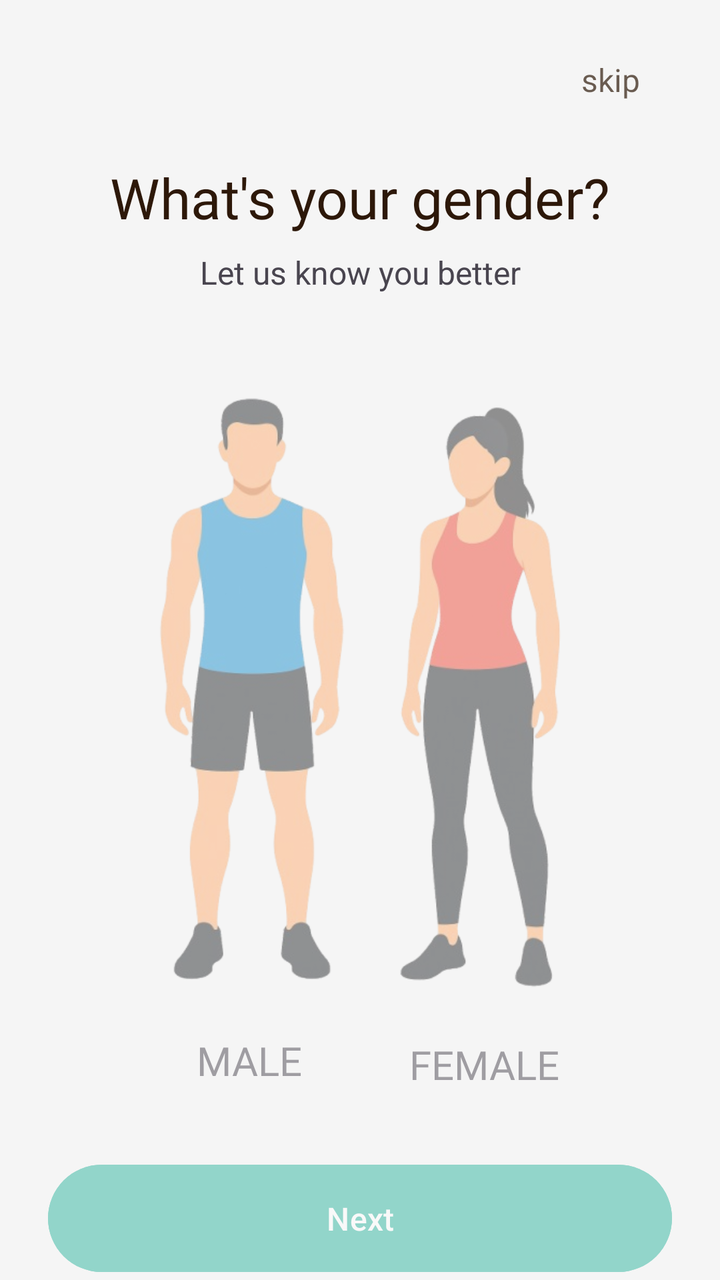
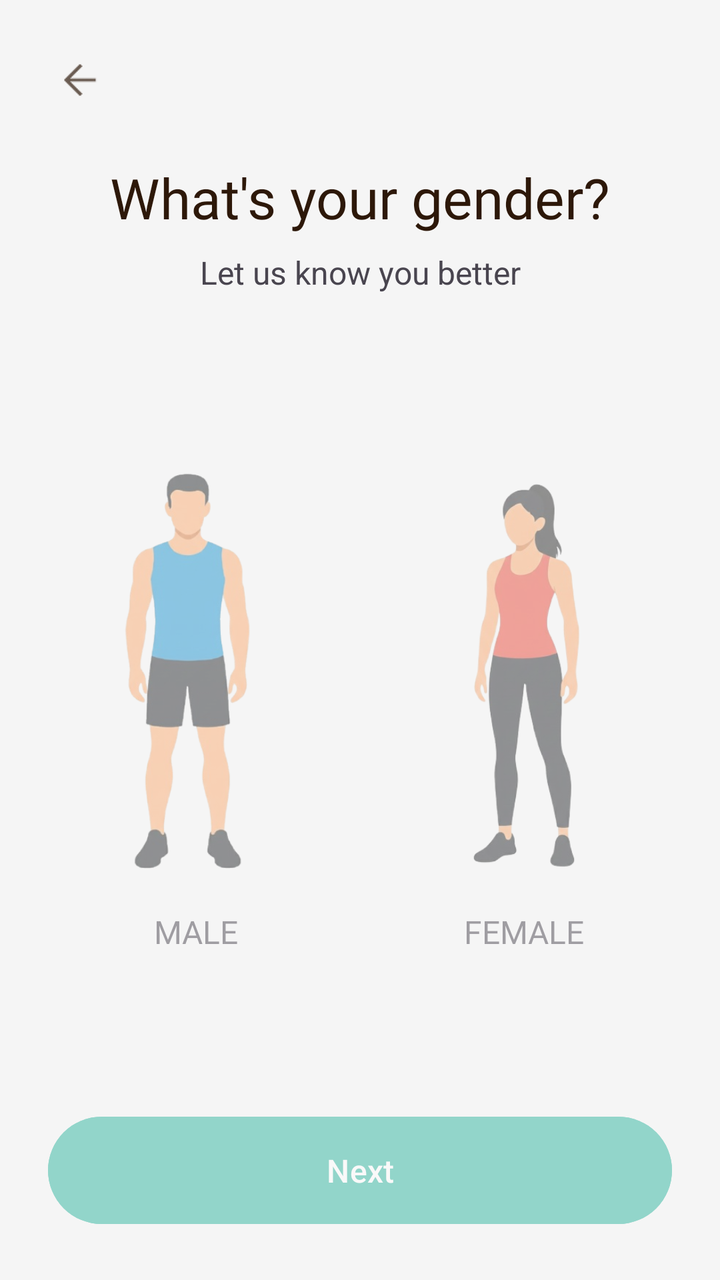

Before-and-after screenshots of an Android layout around one commit, followed by the original layout XML and the change that was made.
<!-- AndroidManifest.xml: application theme Theme.Nutriority -->
<!-- res/layout/fragment_first_screen.xml -->
<?xml version="1.0" encoding="utf-8"?>
<androidx.constraintlayout.widget.ConstraintLayout xmlns:android="http://schemas.android.com/apk/res/android"
    xmlns:app="http://schemas.android.com/apk/res-auto"
    xmlns:tools="http://schemas.android.com/tools"
    android:id="@+id/main_layout"
    android:layout_width="match_parent"
    android:layout_height="match_parent"
    android:background="@android:color/transparent"
    tools:context=".onboarding.screens.FirstScreen">

    <TextView
        android:id="@+id/skipButton"
        android:layout_width="wrap_content"
        android:layout_height="32dp"
        android:layout_marginTop="24dp"
        android:layout_marginEnd="32dp"
        android:layout_marginBottom="24dp"
        android:alpha="0.7"
        android:clickable="true"
        android:focusable="true"
        android:gravity="center"
        android:paddingHorizontal="8dp"
        android:text="skip"
        android:textColor="@color/dark_gray"
        android:textSize="16sp"
        app:layout_constraintBottom_toTopOf="@+id/title_select_gender"
        app:layout_constraintEnd_toEndOf="parent"
        app:layout_constraintTop_toTopOf="parent"
        app:layout_constraintVertical_bias="1.0"
        tools:ignore="TouchTargetSizeCheck" />

    <TextView
        android:id="@+id/title_select_gender"
        android:layout_width="0dp"
        android:layout_height="wrap_content"
        android:layout_marginHorizontal="24dp"
        android:layout_marginTop="80dp"
        android:fontFamily="@font/barlow_bold"
        android:gravity="center_horizontal"
        android:text="@string/select_gender"
        android:textColor="@color/dark_gray"
        android:textSize="28sp"
        app:layout_constraintEnd_toEndOf="parent"
        app:layout_constraintStart_toStartOf="parent"
        app:layout_constraintTop_toTopOf="parent" />

    <TextView
        android:id="@+id/subtitle_select_gender"
        android:layout_width="0dp"
        android:layout_height="wrap_content"
        android:layout_marginTop="8dp"
        android:gravity="center_horizontal"
        android:text="Let us know you better"
        android:textSize="16sp"
        app:layout_constraintEnd_toEndOf="@id/title_select_gender"
        app:layout_constraintStart_toStartOf="@id/title_select_gender"
        app:layout_constraintTop_toBottomOf="@id/title_select_gender" />

    <androidx.constraintlayout.widget.ConstraintLayout
        android:id="@+id/male_group"
        android:layout_width="100dp"
        android:layout_height="wrap_content"
        android:alpha="0.5"
        android:background="@android:color/transparent"
        android:clickable="true"
        android:contentDescription="@string/male"
        android:focusable="true"
        app:layout_constraintBottom_toTopOf="@+id/next_button"
        app:layout_constraintEnd_toStartOf="@+id/female_group"
        app:layout_constraintHorizontal_chainStyle="packed"
        app:layout_constraintStart_toStartOf="parent"
        app:layout_constraintTop_toBottomOf="@+id/subtitle_select_gender">

        <ImageView
            android:id="@+id/male_gender_image"
            android:layout_width="match_parent"
            android:layout_height="wrap_content"
            android:adjustViewBounds="true"
            android:contentDescription="@null"
            android:scaleType="fitCenter"
            android:src="@drawable/gender_male"
            app:layout_constraintEnd_toEndOf="parent"
            app:layout_constraintStart_toStartOf="parent"
            app:layout_constraintTop_toTopOf="parent" />

        <TextView
            android:id="@+id/male_text"
            android:layout_width="wrap_content"
            android:layout_height="wrap_content"
            android:layout_marginTop="8dp"
            android:fontFamily="@font/barlow_bold"
            android:text="@string/male"
            android:textSize="20sp"
            app:layout_constraintEnd_toEndOf="parent"
            app:layout_constraintStart_toStartOf="parent"
            app:layout_constraintTop_toBottomOf="@+id/male_gender_image" />

    </androidx.constraintlayout.widget.ConstraintLayout>

    <androidx.constraintlayout.widget.ConstraintLayout
        android:id="@+id/female_group"
        android:layout_width="87dp"
        android:layout_height="wrap_content"
        android:layout_marginStart="24dp"
        android:alpha="0.5"
        android:background="@android:color/transparent"
        android:clickable="true"
        android:contentDescription="@string/female"
        android:focusable="true"
        app:layout_constraintBottom_toBottomOf="@+id/male_group"
        app:layout_constraintEnd_toEndOf="parent"
        app:layout_constraintStart_toEndOf="@+id/male_group"
        app:layout_constraintTop_toTopOf="@+id/male_group">

        <ImageView
            android:id="@+id/female_gender_image"
            android:layout_width="match_parent"
            android:layout_height="wrap_content"
            android:adjustViewBounds="true"
            android:contentDescription="@null"
            android:scaleType="fitCenter"
            android:src="@drawable/gender_female"
            app:layout_constraintEnd_toEndOf="parent"
            app:layout_constraintStart_toStartOf="parent"
            app:layout_constraintTop_toTopOf="parent" />

        <TextView
            android:id="@+id/female_text"
            android:layout_width="wrap_content"
            android:layout_height="wrap_content"
            android:layout_marginTop="8dp"
            android:fontFamily="@font/barlow_bold"
            android:text="@string/female"
            android:textSize="20sp"
            app:layout_constraintEnd_toEndOf="parent"
            app:layout_constraintStart_toStartOf="parent"
            app:layout_constraintTop_toBottomOf="@id/female_gender_image" />

    </androidx.constraintlayout.widget.ConstraintLayout>

    <Button
        android:id="@+id/next_button"
        style="@style/Widget.Material3.Button"
        android:layout_width="0dp"
        android:layout_height="wrap_content"
        android:layout_marginHorizontal="24dp"
        android:alpha="0.4"
        android:backgroundTint="#00A78B"
        android:paddingVertical="16dp"
        android:text="@string/action_next"
        android:textSize="16sp"
        app:layout_constraintBottom_toBottomOf="parent"
        app:layout_constraintEnd_toEndOf="parent"
        app:layout_constraintStart_toStartOf="parent" />

</androidx.constraintlayout.widget.ConstraintLayout>
<!-- resources referenced by this layout -->
<resources>
  <color name="dark_gray">#2d1809</color>
  <!-- drawable gender_female: png bitmap (drawable, 61468 bytes) -->
  <!-- drawable gender_male: png bitmap (drawable, 64839 bytes) -->
  <string name="action_next">Next</string>
  <string name="female">FEMALE</string>
  <string name="male">MALE</string>
  <string name="select_gender">What\'s your gender?</string>
  <style name="Theme.Nutriority" parent="Base.Theme.Nutriority" />
  <style name="Base.Theme.Nutriority" parent="Theme.Material3.Light.NoActionBar">
          <item name="android:windowBackground">#F5F5F5</item>
          <item name="android:windowDrawsSystemBarBackgrounds">true</item>
          <item name="android:statusBarColor">@android:color/transparent</item>
          <item name="android:windowLightStatusBar">true</item>
          <item name="android:navigationBarColor">@android:color/transparent</item>
          <item name="android:windowLightNavigationBar">true</item>
          <item name="android:enforceNavigationBarContrast">false</item>
          <item name="android:windowDrawsSystemBarBackgrounds">true</item>
      </style>
</resources>

<!-- the commit's change to res/layout/fragment_first_screen.xml (unified diff, before → after) -->
@@ -8,25 +8,21 @@
     android:background="@android:color/transparent"
     tools:context=".onboarding.screens.FirstScreen">
 
-    <TextView
-        android:id="@+id/skipButton"
-        android:layout_width="wrap_content"
+    <ImageView
+        android:id="@+id/backButton"
+        android:layout_width="32dp"
         android:layout_height="32dp"
+        android:layout_marginStart="24dp"
         android:layout_marginTop="24dp"
-        android:layout_marginEnd="32dp"
-        android:layout_marginBottom="24dp"
         android:alpha="0.7"
         android:clickable="true"
+        android:contentDescription="action_back"
         android:focusable="true"
-        android:gravity="center"
-        android:paddingHorizontal="8dp"
-        android:text="skip"
-        android:textColor="@color/dark_gray"
-        android:textSize="16sp"
-        app:layout_constraintBottom_toTopOf="@+id/title_select_gender"
-        app:layout_constraintEnd_toEndOf="parent"
+        android:padding="4dp"
+        android:src="@drawable/ic_arrow_back"
+        app:layout_constraintStart_toStartOf="parent"
         app:layout_constraintTop_toTopOf="parent"
-        app:layout_constraintVertical_bias="1.0"
+        app:tint="@color/dark_gray"
         tools:ignore="TouchTargetSizeCheck" />
 
     <TextView
@@ -56,20 +52,29 @@
         app:layout_constraintStart_toStartOf="@id/title_select_gender"
         app:layout_constraintTop_toBottomOf="@id/title_select_gender" />
 
+    <androidx.constraintlayout.widget.Guideline
+        android:id="@+id/guideline_center"
+        android:layout_width="wrap_content"
+        android:layout_height="wrap_content"
+        android:orientation="vertical"
+        app:layout_constraintGuide_percent="0.5" />
+
     <androidx.constraintlayout.widget.ConstraintLayout
         android:id="@+id/male_group"
-        android:layout_width="100dp"
+        android:layout_width="0dp"
         android:layout_height="wrap_content"
+        android:layout_marginStart="24dp"
+        android:layout_marginEnd="8dp"
         android:alpha="0.5"
         android:background="@android:color/transparent"
         android:clickable="true"
         android:contentDescription="@string/male"
         android:focusable="true"
         app:layout_constraintBottom_toTopOf="@+id/next_button"
-        app:layout_constraintEnd_toStartOf="@+id/female_group"
-        app:layout_constraintHorizontal_chainStyle="packed"
+        app:layout_constraintEnd_toStartOf="@id/guideline_center"
         app:layout_constraintStart_toStartOf="parent"
-        app:layout_constraintTop_toBottomOf="@+id/subtitle_select_gender">
+        app:layout_constraintTop_toBottomOf="@+id/subtitle_select_gender"
+        app:layout_constraintWidth_max="180dp">
 
         <ImageView
             android:id="@+id/male_gender_image"
@@ -90,7 +95,7 @@
             android:layout_marginTop="8dp"
             android:fontFamily="@font/barlow_bold"
             android:text="@string/male"
-            android:textSize="20sp"
+            android:textSize="16sp"
             app:layout_constraintEnd_toEndOf="parent"
             app:layout_constraintStart_toStartOf="parent"
             app:layout_constraintTop_toBottomOf="@+id/male_gender_image" />
@@ -99,9 +104,10 @@
 
     <androidx.constraintlayout.widget.ConstraintLayout
         android:id="@+id/female_group"
-        android:layout_width="87dp"
+        android:layout_width="0dp"
         android:layout_height="wrap_content"
-        android:layout_marginStart="24dp"
+        android:layout_marginStart="8dp"
+        android:layout_marginEnd="24dp"
         android:alpha="0.5"
         android:background="@android:color/transparent"
         android:clickable="true"
@@ -109,8 +115,9 @@
         android:focusable="true"
         app:layout_constraintBottom_toBottomOf="@+id/male_group"
         app:layout_constraintEnd_toEndOf="parent"
-        app:layout_constraintStart_toEndOf="@+id/male_group"
-        app:layout_constraintTop_toTopOf="@+id/male_group">
+        app:layout_constraintStart_toEndOf="@id/guideline_center"
+        app:layout_constraintTop_toTopOf="@+id/male_group"
+        app:layout_constraintWidth_max="180dp">
 
         <ImageView
             android:id="@+id/female_gender_image"
@@ -131,10 +138,10 @@
             android:layout_marginTop="8dp"
             android:fontFamily="@font/barlow_bold"
             android:text="@string/female"
-            android:textSize="20sp"
+            android:textSize="16sp"
             app:layout_constraintEnd_toEndOf="parent"
             app:layout_constraintStart_toStartOf="parent"
-            app:layout_constraintTop_toBottomOf="@id/female_gender_image" />
+            app:layout_constraintTop_toBottomOf="@+id/female_gender_image" />
 
     </androidx.constraintlayout.widget.ConstraintLayout>
 
@@ -144,6 +151,7 @@
         android:layout_width="0dp"
         android:layout_height="wrap_content"
         android:layout_marginHorizontal="24dp"
+        android:layout_marginBottom="24dp"
         android:alpha="0.4"
         android:backgroundTint="#00A78B"
         android:paddingVertical="16dp"
<!-- resource entries referenced after the edit -->
@@ -1,8 +1,9 @@
 <!-- resources referenced by this layout -->
 <resources>
   <color name="dark_gray">#2d1809</color>
-  <!-- drawable gender_female: png bitmap (drawable, 61468 bytes) -->
-  <!-- drawable gender_male: png bitmap (drawable, 64839 bytes) -->
+  <!-- drawable gender_female: png bitmap (drawable, 88307 bytes) -->
+  <!-- drawable gender_male: png bitmap (drawable, 93776 bytes) -->
+  <!-- drawable ic_arrow_back: png bitmap (drawable, 588 bytes) -->
   <string name="action_next">Next</string>
   <string name="female">FEMALE</string>
   <string name="male">MALE</string>
